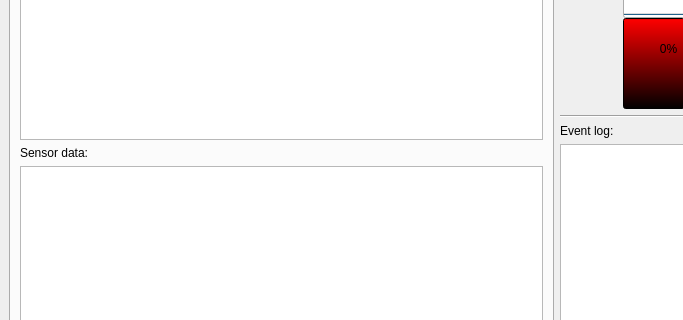
Old version of the form forms/mainwindow.ui in the repository Flooten/mazetercontrol; both pictures show x 0 to 683 and y 201 to 521 of the 825 by 650 pixel window.
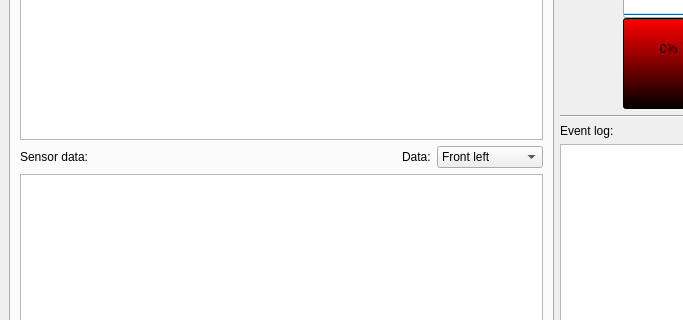
New version of the form. Icons and pictures are not drawn.

Commit message: Added sensor data plot combo box

The edit to the form file:
```diff
--- a/forms/mainwindow.ui
+++ b/forms/mainwindow.ui
@@ -129,11 +129,74 @@
         <item>
          <layout class="QVBoxLayout" name="verticalLayout_6">
           <item>
-           <widget class="QLabel" name="label_sensor_data">
-            <property name="text">
-             <string>Sensor data:</string>
-            </property>
-           </widget>
+           <layout class="QHBoxLayout" name="horizontalLayout_8">
+            <item>
+             <widget class="QLabel" name="label_sensor_data">
+              <property name="text">
+               <string>Sensor data:</string>
+              </property>
+             </widget>
+            </item>
+            <item>
+             <spacer name="horizontalSpacer_4">
+              <property name="orientation">
+               <enum>Qt::Horizontal</enum>
+              </property>
+              <property name="sizeHint" stdset="0">
+               <size>
+                <width>40</width>
+                <height>20</height>
+               </size>
+              </property>
+             </spacer>
+            </item>
+            <item>
+             <widget class="QLabel" name="label_plot_data">
+              <property name="text">
+               <string>Data:</string>
+              </property>
+             </widget>
+            </item>
+            <item>
+             <widget class="QComboBox" name="comboBox_sensor_data">
+              <item>
+               <property name="text">
+                <string>Front left</string>
+               </property>
+              </item>
+              <item>
+               <property name="text">
+                <string>Front right</string>
+               </property>
+              </item>
+              <item>
+               <property name="text">
+                <string>Back</string>
+               </property>
+              </item>
+              <item>
+               <property name="text">
+                <string>Angle</string>
+               </property>
+              </item>
+              <item>
+               <property name="text">
+                <string>Line deviation</string>
+               </property>
+              </item>
+              <item>
+               <property name="text">
+                <string>Line type</string>
+               </property>
+              </item>
+              <item>
+               <property name="text">
+                <string>Right 4-20 cm</string>
+               </property>
+              </item>
+             </widget>
+            </item>
+           </layout>
           </item>
           <item>
            <widget class="QGraphicsView" name="graphicsView_sensor_data">
```
Left out of the diff: 2 changed lines with no effect on the pictures. The commit also changes 1 other file.
